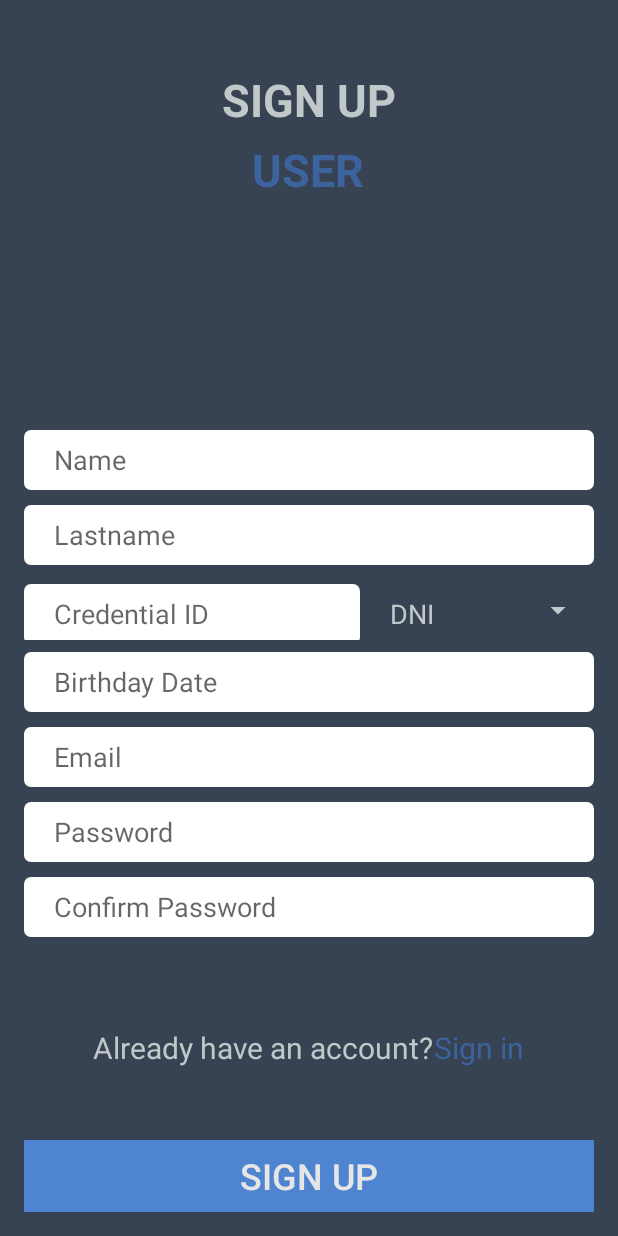
After one commit to mauropuravida/TrabajoIngenieria, an Android app: the SignUpUser screen opened directly, with no data from a screen before it, on a phone screen of 412 x 824 dp. The commit adds this screen. Run offline under Robolectric (Android 15) with nearby library versions, the phone set to English and light mode, and no system bars.

Commit message:
Implementación de vistas de registro excepto la de medico

```diff
--- /dev/null
+++ b/app/src/main/java/com/example/healthsense/ui/register/SignUpUser.java
@@ -0,0 +1,64 @@
+package com.example.healthsense.ui.register;
+
+import androidx.appcompat.app.AppCompatActivity;
+
+import android.content.Context;
+import android.content.Intent;
+import android.graphics.PorterDuff;
+import android.os.Bundle;
+import android.view.View;
+import android.widget.ArrayAdapter;
+import android.widget.Button;
+import android.widget.EditText;
+import android.widget.Spinner;
+import android.widget.TextView;
+
+import com.example.healthsense.R;
+import com.example.healthsense.data.PikerDate;
+import com.example.healthsense.ui.login.LoginActivity;
+
+import java.util.ArrayList;
+
+public class SignUpUser extends AppCompatActivity {
+
+    private Context cont;
+
+    @Override
+    protected void onCreate(Bundle savedInstanceState) {
+        super.onCreate(savedInstanceState);
+        setContentView(R.layout.activity_sign_up_user);
+
+        Spinner spinner = findViewById(R.id.credential_type);
+        String[] superHero = new String[]{"DNI", "OTRO"};
+        ArrayAdapter<String> arrayAdapter = new ArrayAdapter<>(this,
+                R.layout.spinner_color, superHero);
+        arrayAdapter.setDropDownViewResource(R.layout.spinner_color);
+        spinner.setAdapter(arrayAdapter);
+
+
+        TextView birthDate = findViewById(R.id.birth_date);
+        TextView signIn = findViewById(R.id.sign_button);
+
+        cont = this;
+
+        birthDate.setOnClickListener(new View.OnClickListener() {
+            @Override
+            public void onClick(View v) {
+                new PikerDate(cont).obtenerFecha(birthDate);
+            }
+        });
+
+        signIn.setOnClickListener(new View.OnClickListener() {
+            @Override
+            public void onClick(View v) {
+                Intent intent;
+                intent = new Intent(getApplicationContext(), LoginActivity.class);
+                startActivity(intent);
+            }
+        });
+
+    }
+
+
+
+}
--- /dev/null
+++ b/app/src/main/res/drawable/background_white_form.xml
@@ -0,0 +1,10 @@
+<?xml version="1.0" encoding="utf-8"?>
+<selector xmlns:android="http://schemas.android.com/apk/res/android">
+    <item>
+        <shape android:shape="rectangle">
+            <solid android:color="@color/White" />
+            <corners android:radius="4dp" />
+            <stroke android:width="1dp" android:color="@color/White" />
+        </shape>
+    </item>
+</selector>
--- a/app/src/main/res/layout/activity_login.xml
+++ b/app/src/main/res/layout/activity_login.xml
@@ -86,7 +86,7 @@
         app:layout_constraintVertical_bias="0.3" />
 
     <Button
-        android:id="@+id/button"
+        android:id="@+id/register"
         android:layout_width="0dp"
         android:layout_height="wrap_content"
         android:layout_gravity="start"
--- /dev/null
+++ b/app/src/main/res/layout/activity_sign_up_user.xml
@@ -0,0 +1,213 @@
+<?xml version="1.0" encoding="utf-8"?>
+<androidx.constraintlayout.widget.ConstraintLayout xmlns:android="http://schemas.android.com/apk/res/android"
+xmlns:app="http://schemas.android.com/apk/res-auto"
+xmlns:tools="http://schemas.android.com/tools"
+android:id="@+id/container"
+android:layout_width="match_parent"
+android:layout_height="match_parent"
+android:background="@color/Background"
+android:paddingLeft="@dimen/activity_horizontal_margin"
+android:paddingTop="@dimen/activity_vertical_margin"
+android:paddingRight="@dimen/activity_horizontal_margin"
+android:paddingBottom="@dimen/activity_vertical_margin"
+tools:context=".ui.register.SignUpUser">
+
+    <TextView
+        android:id="@+id/textView3"
+        android:layout_width="wrap_content"
+        android:layout_height="wrap_content"
+        android:layout_marginTop="30dp"
+        android:text="@string/action_sign_up_short"
+        android:textAllCaps="true"
+        android:textColor="@color/DarkGrayText"
+        android:textSize="30sp"
+        android:textStyle="bold"
+        app:layout_constraintEnd_toEndOf="parent"
+        app:layout_constraintStart_toStartOf="parent"
+        app:layout_constraintTop_toTopOf="parent" />
+
+    <TextView
+        android:id="@+id/textView4"
+        android:layout_width="wrap_content"
+        android:layout_height="wrap_content"
+        android:layout_marginTop="6dp"
+        android:text="@string/user"
+        android:textAllCaps="true"
+        android:textColor="@color/DarkerButton"
+        android:textSize="30sp"
+        android:textStyle="bold"
+        app:layout_constraintEnd_toEndOf="parent"
+        app:layout_constraintHorizontal_bias="0.498"
+        app:layout_constraintStart_toStartOf="parent"
+        app:layout_constraintTop_toBottomOf="@+id/textView3" />
+
+    <LinearLayout
+        android:layout_width="match_parent"
+        android:layout_height="wrap_content"
+        android:layout_marginBottom="60dp"
+        android:orientation="vertical"
+        app:layout_constraintBottom_toTopOf="@+id/linearLayout3"
+        app:layout_constraintEnd_toEndOf="parent"
+        app:layout_constraintStart_toStartOf="parent">
+
+        <EditText
+            android:id="@+id/name"
+            android:layout_width="match_parent"
+            android:layout_height="40dp"
+            android:background="@drawable/background_white_form"
+            android:backgroundTint="@color/White"
+            android:ems="10"
+            android:inputType="textPersonName"
+            android:paddingLeft="20dp"
+            android:hint="@string/name" />
+
+        <EditText
+            android:id="@+id/lastname"
+            android:layout_width="match_parent"
+            android:layout_height="40dp"
+            android:layout_marginTop="10dp"
+            android:background="@drawable/background_white_form"
+            android:backgroundTint="@color/White"
+            android:ems="10"
+            android:inputType="textPersonName"
+            android:paddingLeft="20dp"
+            android:hint="@string/lastname" />
+
+        <LinearLayout
+            android:layout_width="match_parent"
+            android:layout_height="match_parent"
+            android:layout_marginTop="10dp"
+            android:orientation="horizontal">
+
+            <EditText
+                android:id="@+id/credential"
+                android:layout_width="match_parent"
+                android:layout_height="40dp"
+                android:layout_weight="1"
+                android:background="@drawable/background_white_form"
+                android:backgroundTint="@color/White"
+                android:ems="10"
+                android:hint="@string/credential_id"
+                android:inputType="textPersonName"
+                android:paddingLeft="20dp" />
+
+            <Space
+                android:layout_width="10dp"
+                android:layout_height="wrap_content" />
+
+            <Spinner
+                android:id="@+id/credential_type"
+                android:layout_width="match_parent"
+                android:layout_height="match_parent"
+                android:layout_weight="1.5"
+                android:backgroundTint="@color/DarkGrayText"
+                android:hapticFeedbackEnabled="false"
+                android:pointerIcon="arrow" />
+
+        </LinearLayout>
+
+        <TextView
+            android:id="@+id/birth_date"
+            android:layout_width="match_parent"
+            android:layout_height="40dp"
+            android:layout_marginTop="8dp"
+            android:background="@drawable/background_white_form"
+            android:backgroundTint="@color/White"
+            android:ems="10"
+            android:gravity="center_vertical"
+            android:hint="@string/birthday_date"
+            android:inputType="textPersonName"
+            android:paddingLeft="20dp"
+            android:textSize="18sp" />
+
+        <EditText
+            android:id="@+id/email"
+            android:layout_width="match_parent"
+            android:layout_height="40dp"
+
+            android:layout_marginTop="10dp"
+            android:background="@drawable/background_white_form"
+            android:backgroundTint="@color/White"
+            android:hint="@string/prompt_email"
+            android:inputType="textEmailAddress"
+            android:paddingLeft="20dp"
+            android:selectAllOnFocus="true" />
+
+        <EditText
+            android:id="@+id/password"
+            android:layout_width="match_parent"
+            android:layout_height="40dp"
+            android:layout_marginTop="10dp"
+
+            android:background="@drawable/background_white_form"
+            android:backgroundTint="@color/White"
+            android:hint="@string/prompt_password"
+            android:imeActionLabel="@string/action_sign_in_short"
+            android:imeOptions="actionDone"
+            android:inputType="textPassword"
+            android:paddingLeft="20dp"
+            android:selectAllOnFocus="true" />
+
+        <EditText
+            android:id="@+id/confirm_password"
+            android:layout_width="match_parent"
+            android:layout_height="40dp"
+            android:layout_marginTop="10dp"
+            android:background="@drawable/background_white_form"
+            android:backgroundTint="@color/White"
+            android:ems="10"
+            android:hint="@string/confirm_password"
+            android:inputType="textPersonName"
+            android:paddingLeft="20dp" />
+    </LinearLayout>
+
+    <LinearLayout
+        android:id="@+id/linearLayout3"
+        android:layout_width="match_parent"
+        android:layout_height="wrap_content"
+        android:layout_marginBottom="48dp"
+        android:orientation="horizontal"
+        app:layout_constraintBottom_toTopOf="@+id/register"
+        app:layout_constraintEnd_toEndOf="parent"
+        app:layout_constraintStart_toStartOf="parent">
+
+        <LinearLayout
+            android:layout_width="match_parent"
+            android:layout_height="match_parent"
+            android:gravity="center"
+            android:orientation="horizontal">
+
+            <TextView
+                android:id="@+id/textView7"
+                android:layout_width="wrap_content"
+                android:layout_height="wrap_content"
+                android:text="@string/already_have_an_account"
+                android:textColor="@color/DarkGrayText"
+                android:textSize="20sp" />
+
+            <TextView
+                android:id="@+id/sign_button"
+                android:layout_width="wrap_content"
+                android:layout_height="wrap_content"
+                android:clickable="true"
+                android:text="@string/action_sign_in_short"
+                android:textColor="@color/DarkerButton"
+                android:textSize="20sp" />
+        </LinearLayout>
+
+    </LinearLayout>
+
+    <Button
+        android:id="@+id/register"
+        android:layout_width="0dp"
+        android:layout_height="wrap_content"
+        android:layout_gravity="start"
+        android:background="@color/Button"
+        android:text="@string/action_sign_up_short"
+        android:textColor="@color/GrayText"
+        android:textSize="24sp"
+        app:layout_constraintBottom_toBottomOf="parent"
+        app:layout_constraintEnd_toEndOf="parent"
+        app:layout_constraintStart_toStartOf="parent" />
+
+</androidx.constraintlayout.widget.ConstraintLayout>
--- /dev/null
+++ b/app/src/main/res/layout/spinner_color.xml
@@ -0,0 +1,9 @@
+<?xml version="1.0" encoding="utf-8"?>
+<TextView
+    xmlns:android="http://schemas.android.com/apk/res/android"
+    android:layout_width="match_parent"
+    android:layout_height="wrap_content"
+    android:textColor="@color/DarkGrayText"
+    android:textSize="18sp"
+    android:padding="10dp"
+    android:background="@color/Background"/>
--- a/app/src/main/res/values/strings.xml
+++ b/app/src/main/res/values/strings.xml
@@ -21,6 +21,7 @@
     <string name="prompt_password">Password</string>
     <string name="action_sign_in">Sign in or register</string>
     <string name="action_sign_in_short">Sign in</string>
+    <string name="action_sign_up_short">Sign up</string>
     <string name="register">Register</string>
     <string name="welcome">"Welcome !"</string>
     <string name="invalid_username">Not a valid username</string>
@@ -30,12 +31,34 @@
     <string name="forgot_password"><u>Forgot Password</u></string>
     <string name="welcome_to_the">"Welcome to the"</string>
     <string name="healthsense">"HealtSense"</string>
-
+    <string name="choose_your">CHOOSE YOUR</string>
+    <string name="profile">Profile</string>
+    <string name="user">User</string>
+    <string name="medical_staff"> Medical Staff </string>
 
     <!-- Strings related for Trainings history-->
     <string name="workouts_completed">WORKOUTS COMPLETED:</string>
     <string name="total_hours">TOTAL HOURS:</string>
 
 
+    <!-- Strings related fir sign up and profile -->
+    <string name="name">Name</string>
+    <string name="lastname">Lastname</string>
+    <string name="credential_id">Credential ID</string>
+    <string name="birthday_date">Birthday Date</string>
+    <string name="confirm_password">Confirm Password</string>
+    <string name="dni">DNI</string>
+    <string name="already_have_an_account">Already have an account?</string>
+    <string name="interal_medicine">INTERNAL MEDICINE</string>
+    <string name="save_info">SAVE INFO</string>
+
+    <string name="address">Address</string>
+    <string name="Weight">Weight</string>
+    <string name="height">Height</string>
+    <string name="insurance_number">Insurance Number</string>
+    <string name="insurance_id">Insurance ID</string>
+    <string name="city">City</string>
+
+
     <string name="hello_blank_fragment">Hello blank fragment</string>
 </resources>
```
Also changed, not shown: app/src/main/AndroidManifest.xml (+9 -4 lines), app/src/main/java/com/example/healthsense/data/PikerDate.kt (added, +37 -0 lines), app/src/main/java/com/example/healthsense/ui/login/LoginActivity.java (+18 -0 lines), app/src/main/java/com/example/healthsense/ui/register/ChoiseProfile.java (added, +41 -0 lines), app/src/main/java/com/example/healthsense/ui/register/SignUpMedical.java (added, +18 -0 lines), app/src/main/res/layout/activity_choise_profile.xml (added, +166 -0 lines), app/src/main/res/layout/activity_sign_up_medical.xml (added, +9 -0 lines).
